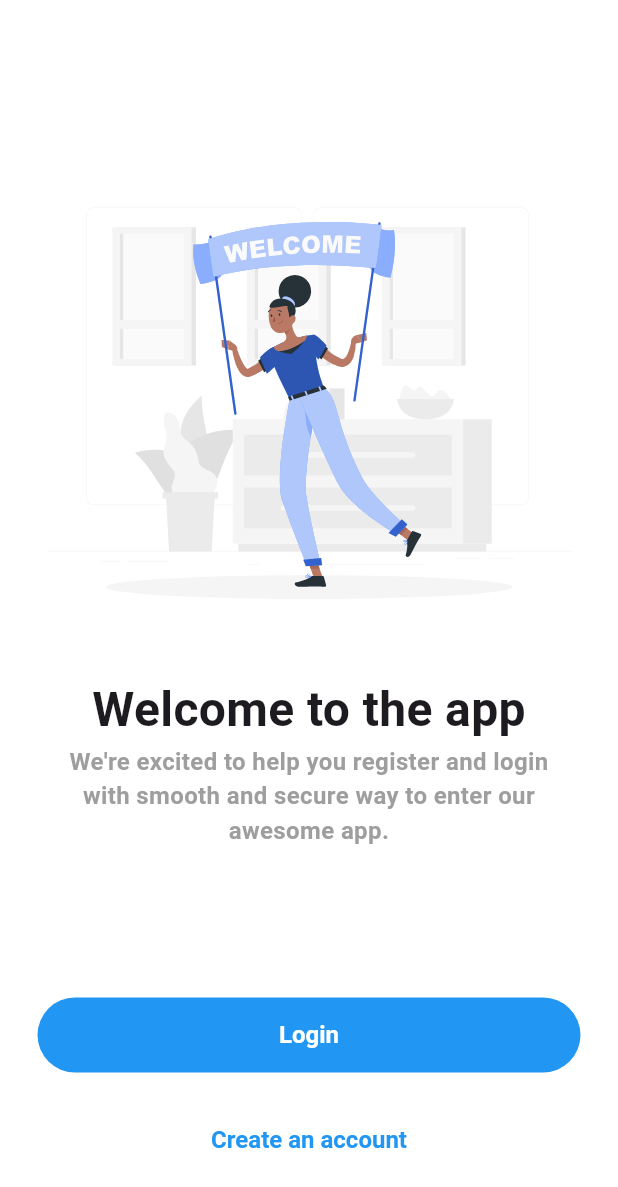
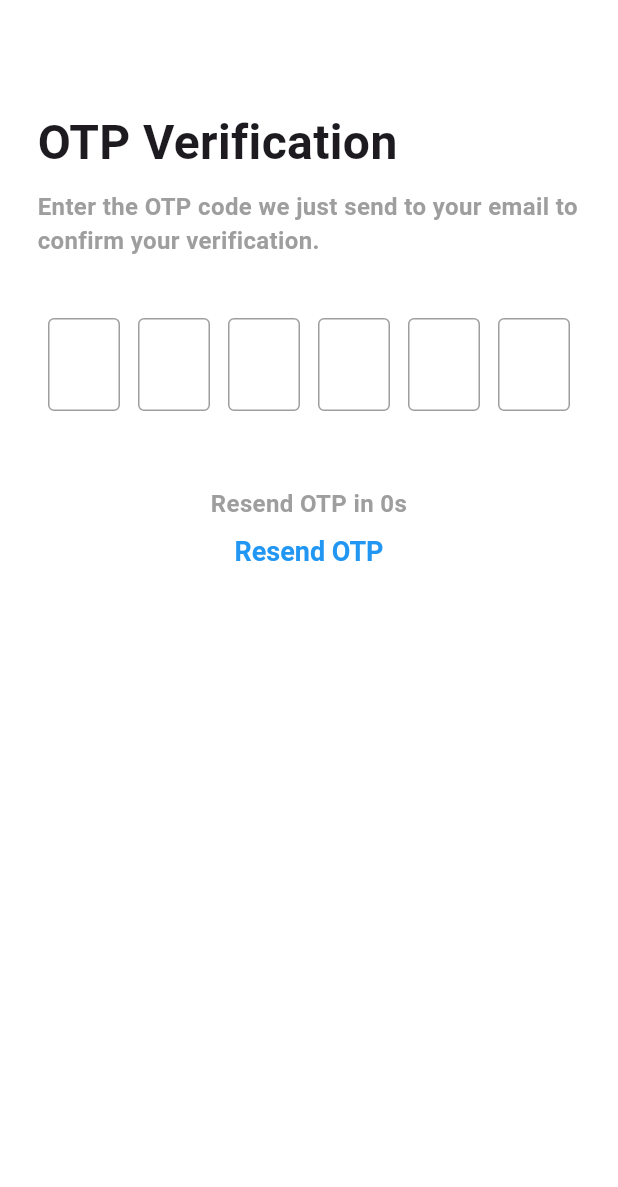
Before and after one commit to Kei-K23/flutter_login_and_register_app, a Flutter app: the screen it shows after launch, on a phone screen of 412 x 824 dp. Shown: the top 1187 px of the screen. Run offline on Flutter 3.47's test engine with Material 3 defaults, Android fonts, the light colour scheme and no system bars; our stand-ins replace flutter_svg.

Commit message:
feat: add OTP verification screen ui

```diff
--- a/lib/main.dart
+++ b/lib/main.dart
@@ -1,5 +1,6 @@
 import 'package:flutter/material.dart';
 import 'package:flutter_login_and_register_app/presentation/auth/pages/landing.dart';
+import 'package:flutter_login_and_register_app/presentation/auth/pages/otp_verification.dart';
 
 void main() {
   runApp(const MyApp());
@@ -16,7 +17,7 @@ class MyApp extends StatelessWidget {
         colorScheme: ColorScheme.fromSeed(seedColor: Colors.deepPurple),
         useMaterial3: true,
       ),
-      home: LandingScreen(),
+      home: OtpVerificationScreen(),
     );
   }
 }
--- a/lib/presentation/auth/pages/login.dart
+++ b/lib/presentation/auth/pages/login.dart
@@ -1,5 +1,5 @@
 import 'package:flutter/material.dart';
-import 'package:flutter_login_and_register_app/presentation/auth/pages/forgot-password.dart';
+import 'package:flutter_login_and_register_app/presentation/auth/pages/forgot_password.dart';
 import 'package:flutter_login_and_register_app/presentation/auth/pages/sign_up.dart';
 
 class LoginScreen extends StatelessWidget {
--- /dev/null
+++ b/lib/presentation/auth/pages/otp_verification.dart
@@ -0,0 +1,77 @@
+import 'package:flutter/material.dart';
+import 'package:flutter_login_and_register_app/common/ui/otp_pin_field.dart';
+
+class OtpVerificationScreen extends StatelessWidget {
+  const OtpVerificationScreen({Key? key}) : super(key: key);
+
+  @override
+  Widget build(BuildContext context) {
+    return Scaffold(
+      backgroundColor: Colors.white,
+      appBar: AppBar(backgroundColor: Colors.white),
+      body: Padding(
+        padding: const EdgeInsets.symmetric(horizontal: 25),
+        child: SingleChildScrollView(
+          child: Column(
+            crossAxisAlignment: CrossAxisAlignment.start,
+            children: [
+              const SizedBox(height: 16),
+              const Text(
+                "OTP Verification",
+                style: TextStyle(fontSize: 32, fontWeight: FontWeight.bold),
+              ),
+              const SizedBox(height: 8),
+              const Text(
+                "Enter the OTP code we just send to your email to confirm your verification.",
+                style: TextStyle(
+                  fontSize: 16,
+                  fontWeight: FontWeight.w600,
+                  color: Colors.grey,
+                ),
+              ),
+              const SizedBox(height: 40),
+              OtpPinField(
+                onCompleted: (otpCode) {
+                  print(otpCode);
+                },
+              ),
+              const SizedBox(height: 50),
+              const Center(
+                child: const Text(
+                  "Resend OTP in 0s",
+                  textAlign: TextAlign.center,
+                  style: TextStyle(
+                    fontSize: 16,
+                    fontWeight: FontWeight.w600,
+                    color: Colors.grey,
+                  ),
+                ),
+              ),
+              const SizedBox(height: 10),
+              Center(
+                child: TextButton(
+                  style: ButtonStyle(
+                    foregroundColor: WidgetStateProperty.all(Colors.blue),
+                    overlayColor: WidgetStateProperty.all(Colors.transparent),
+                    padding: WidgetStateProperty.all(EdgeInsets.zero),
+                    minimumSize: WidgetStateProperty.all(Size.zero),
+                    tapTargetSize: MaterialTapTargetSize.shrinkWrap,
+                    visualDensity: VisualDensity.compact,
+                    textStyle: WidgetStateProperty.all(TextStyle(fontSize: 18)),
+                  ),
+                  onPressed: () {
+                    print('Resend OTP');
+                  },
+                  child: Text(
+                    'Resend OTP',
+                    style: TextStyle(fontWeight: FontWeight.bold),
+                  ),
+                ),
+              ),
+            ],
+          ),
+        ),
+      ),
+    );
+  }
+}
```
Also changed, not shown: lib/presentation/auth/pages/forgot_password.dart (renamed from lib/presentation/auth/pages/forgot-password.dart).
